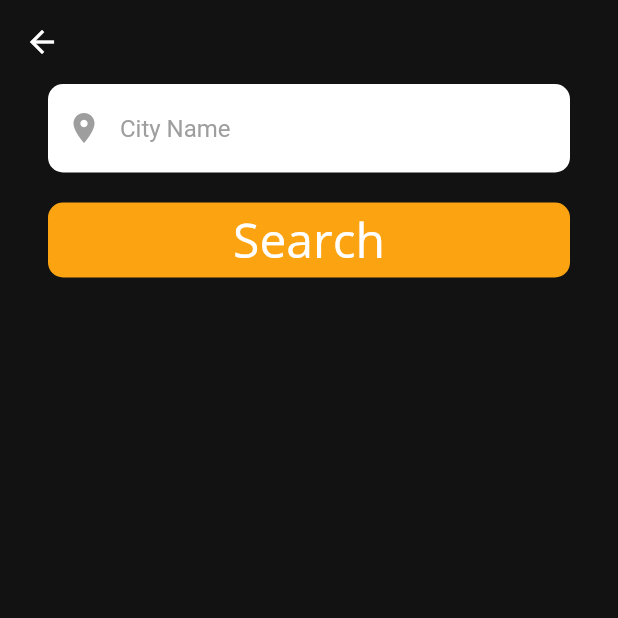
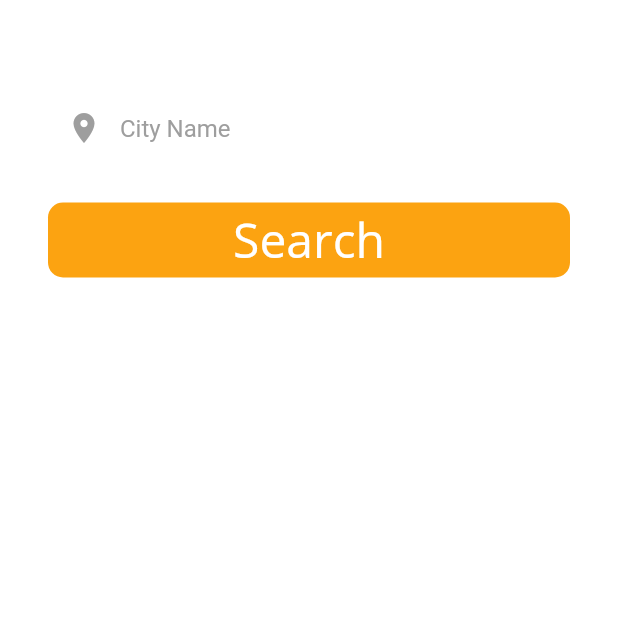
Before and after one commit to ariyadey/weather, a Flutter app: the CityScreen screen opened directly, on a phone screen of 412 x 824 dp, the top half of it. Run offline on Flutter 3.47's test engine with Material 2 defaults, Android fonts, the phone set to English and light mode, and no system bars; our stand-ins replace flutter_spinkit, geolocator; network calls fail.

Commit message:
Modify color constants

```diff
--- a/lib/utilities/constants.dart
+++ b/lib/utilities/constants.dart
@@ -1,7 +1,8 @@
 import 'package:flutter/material.dart';
 
-const kBackgroundColor = Color(0xFF121212);
-const kPrimaryColor = Color(0xFFFFBD73);
+const kBackgroundColor = Colors.white;
+const kSecondaryColor = Colors.yellow;
+const kForegroundColor = Colors.teal;
 
 const kCityNameTextStyle = TextStyle(
   fontFamily: 'OpenSans',
```
